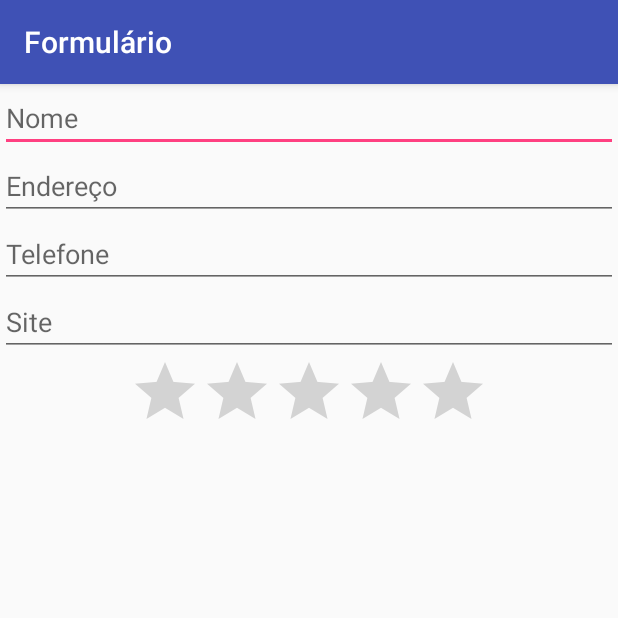
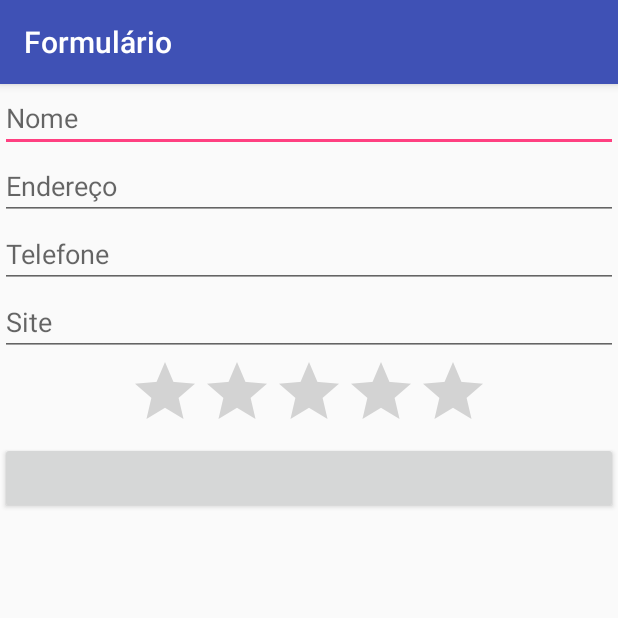
Before and after one commit to ajuniofc/android-basic, an Android app: the FormularioActivity screen opened directly, with no data from a screen before it, on a phone screen of 412 x 824 dp, the top half of it. Run offline under Robolectric (Android 15) with nearby library versions, the phone set to English and light mode, and no system bars.

Commit message:
Adicionar butao de salvar no formulario

```diff
--- a/app/src/main/res/layout/activity_formulario.xml
+++ b/app/src/main/res/layout/activity_formulario.xml
@@ -37,4 +37,9 @@
         android:numStars="5"
         android:max="10"/>
 
+    <Button
+        android:id="@+id/formulario_salvar"
+        android:layout_width="match_parent"
+        android:layout_height="wrap_content" />
+
 </LinearLayout>
```
